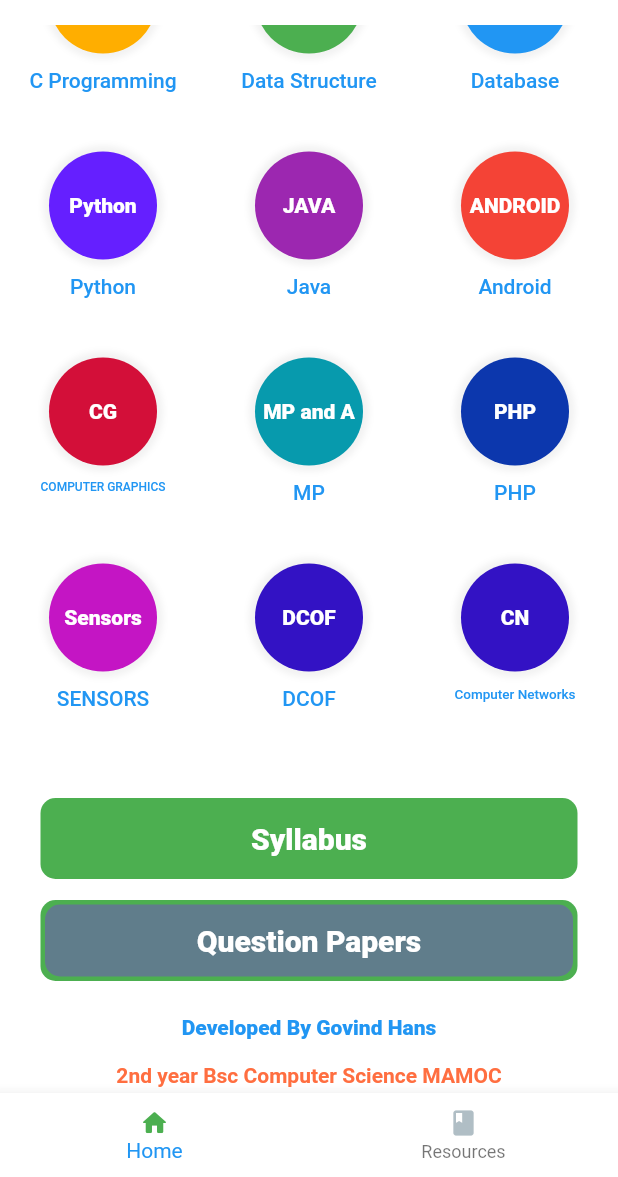
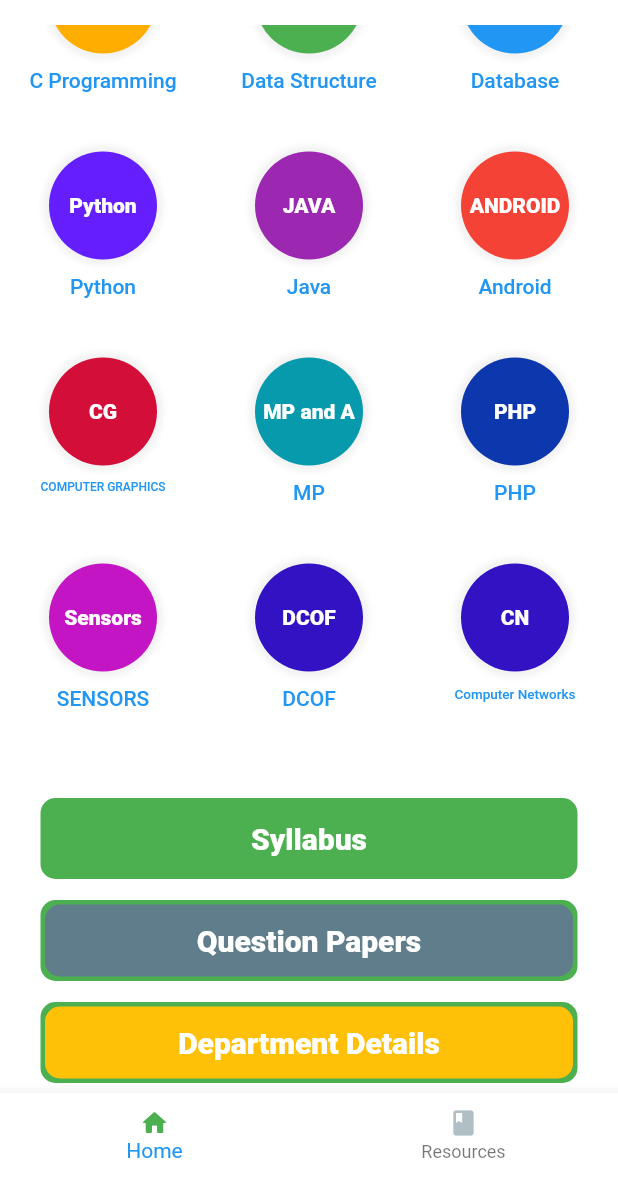
Before and after one commit to gokulhans/learningstation, a Flutter app: the screen it shows after launch, scrolled down 396 dp, on a phone screen of 412 x 824 dp, the part 59-1236 px from its top. Run offline on Flutter 3.47's test engine with Material 2 defaults, Android fonts, the phone set to English and light mode, and no system bars; our stand-ins replace get, webview_flutter; network calls fail.

Commit message:
App completed

```diff
--- a/lib/home.dart
+++ b/lib/home.dart
@@ -45,6 +45,7 @@ class _MainPageState extends State<MainPage> {
     // getData(context);
     return Scaffold(
       appBar: AppBar(
+
         systemOverlayStyle: const SystemUiOverlayStyle(
             systemNavigationBarColor: Colors.white, // navigation bar color
             systemNavigationBarIconBrightness: Brightness.dark,
@@ -73,14 +74,11 @@ class _MainPageState extends State<MainPage> {
                   children: [
                     Column(
                       children: [
-
                         GestureDetector(
-                          onTap: ()async{
-                            var url =
-                                'https://www.mamocollege.org/';
+                          onTap: () async {
+                            var url = 'https://www.mamocollege.org/';
                             await launchUrl(Uri.parse(url),
                                 mode: LaunchMode.externalNonBrowserApplication);
-
                           },
                           child: Text(
                             'DEPARTMENT OF COMPUTER SCIENCE',
@@ -115,17 +113,21 @@ class _MainPageState extends State<MainPage> {
                 decoration: BoxDecoration(
                   borderRadius: BorderRadius.circular(8.0),
                   image: const DecorationImage(
-                    image: NetworkImage(
-                        "https://static.wixstatic.com/media/8cbac8_067169809a244f5ab286cd1068bcde8f~mv2.jpg/v1/fill/w_1349,h_735,al_c,q_85,usm_0.66_1.00_0.01,enc_auto/8cbac8_067169809a244f5ab286cd1068bcde8f~mv2.jpg"),
+                    image: NetworkImage("https://static.wixstatic.com/media/8cbac8_067169809a244f5ab286cd1068bcde8f~mv2.jpg/v1/fill/w_1349,h_589,al_c,q_85,usm_0.66_1.00_0.01,enc_auto/8cbac8_067169809a244f5ab286cd1068bcde8f~mv2.jpg"),
                     fit: BoxFit.cover,
                   ),
                 ),
               ),
               Padding(
                 padding: const EdgeInsets.only(top: 18.0),
-                child: Text('Study Materials',style: TextStyle(fontSize: 20,fontWeight: FontWeight.w900,color: Colors.amber),),
+                child: Text(
+                  'Study Materials',
+                  style: TextStyle(
+                      fontSize: 20,
+                      fontWeight: FontWeight.w900,
+                      color: Colors.amber),
+                ),
               ),
-
               Container(
                 color: Colors.white,
                 child: Column(children: <Widget>[
@@ -626,7 +628,10 @@ class _MainPageState extends State<MainPage> {
                             SizedBox(
                               height: 10,
                             ),
-                            Text("Computer Networks",style: TextStyle(fontSize: 9),)
+                            Text(
+                              "Computer Networks",
+                              style: TextStyle(fontSize: 9),
+                            )
                           ],
                         ),
                       ),
@@ -691,11 +696,44 @@ class _MainPageState extends State<MainPage> {
                               fontSize: 20),
                         )),
                   ),
+                  Container(
+                    margin: EdgeInsets.only(
+                        left: 30, right: 30, top: 10, bottom: 10),
+                    width: double.infinity,
+                    decoration: BoxDecoration(
+                      borderRadius: BorderRadius.circular(10),
+                      color: Colors.amber,
+                      boxShadow: [
+                        const BoxShadow(color: Colors.green, spreadRadius: 3),
+                      ],
+                    ),
+                    child: TextButton(
+                        onPressed: () async {
+                          var title =
+                              'https://www.csmamocollege.in/question-papers';
+                          var url = title;
+                          // if (await canLaunchUrl(Uri.parse(url))) {
+                          Navigator.push(
+                              context,
+                              MaterialPageRoute(
+                                  builder: (context) => Qpapers(
+                                        title: "department",
+                                      )));
+                        },
+                        child: Text(
+                          "Department Details",
+                          style: TextStyle(
+                              color: Colors.white,
+                              fontWeight: FontWeight.w900,
+                              fontSize: 20),
+                        )),
+                  ),
                   Column(
                     children: [
                       TextButton(
                           onPressed: () async {
-                            var url = 'https://www.linkedin.com/in/govind-hans-v/';
+                            var url =
+                                'https://www.linkedin.com/in/govind-hans-v/';
                             await launchUrl(Uri.parse(url),
                                 mode: LaunchMode.externalNonBrowserApplication);
                           },
@@ -781,6 +819,10 @@ class _QpapersState extends State<Qpapers> {
   Widget build(BuildContext context) {
     print(widget.title);
     return Scaffold(
+      appBar: AppBar(
+        title: Text("Cs Vault"),
+        backgroundColor: Colors.green,
+      ),
       body: Padding(
         padding: const EdgeInsets.only(top: 10.0),
         child: FutureBuilder(
@@ -909,8 +951,8 @@ class DBMS extends StatelessWidget {
 
 Future getData(BuildContext context) async {
   print(' called');
-  var response = await http
-      .get(Uri.parse('https://outq-crashed-xdj6p.ondigitalocean.app/csmamoc/dbms'));
+  var response = await http.get(
+      Uri.parse('https://outq-crashed-xdj6p.ondigitalocean.app/csmamoc/dbms'));
   print(response);
   var jsonData = jsonDecode(response.body);
   print(jsonData);
--- a/pubspec.yaml
+++ b/pubspec.yaml
@@ -17,7 +17,7 @@ publish_to: 'none' # Remove this line if you wish to publish to pub.dev
 # https://developer.apple.com/library/archive/documentation/General/Reference/InfoPlistKeyReference/Articles/CoreFoundationKeys.html
 # In Windows, build-name is used as the major, minor, and patch parts
 # of the product and file versions while build-number is used as the build suffix.
-version: 1.0.0+1
+version: 1.0.0+2
 
 environment:
   sdk: '>=2.18.6 <3.0.0'
```
Also changed, not shown: 10 other files.
